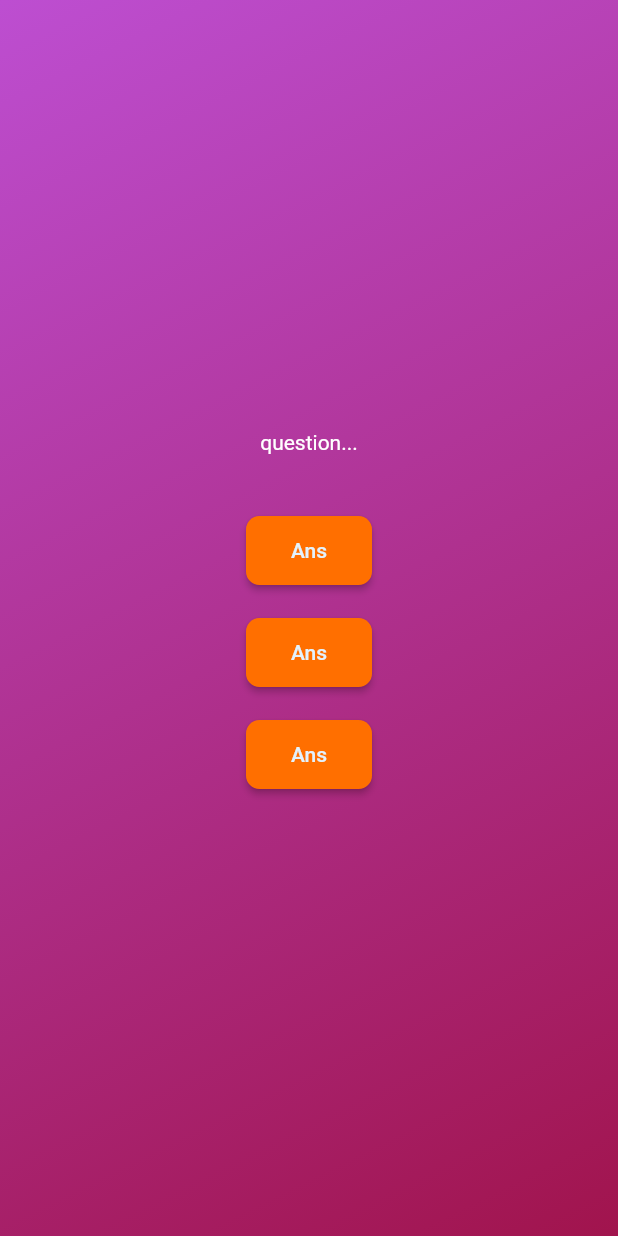
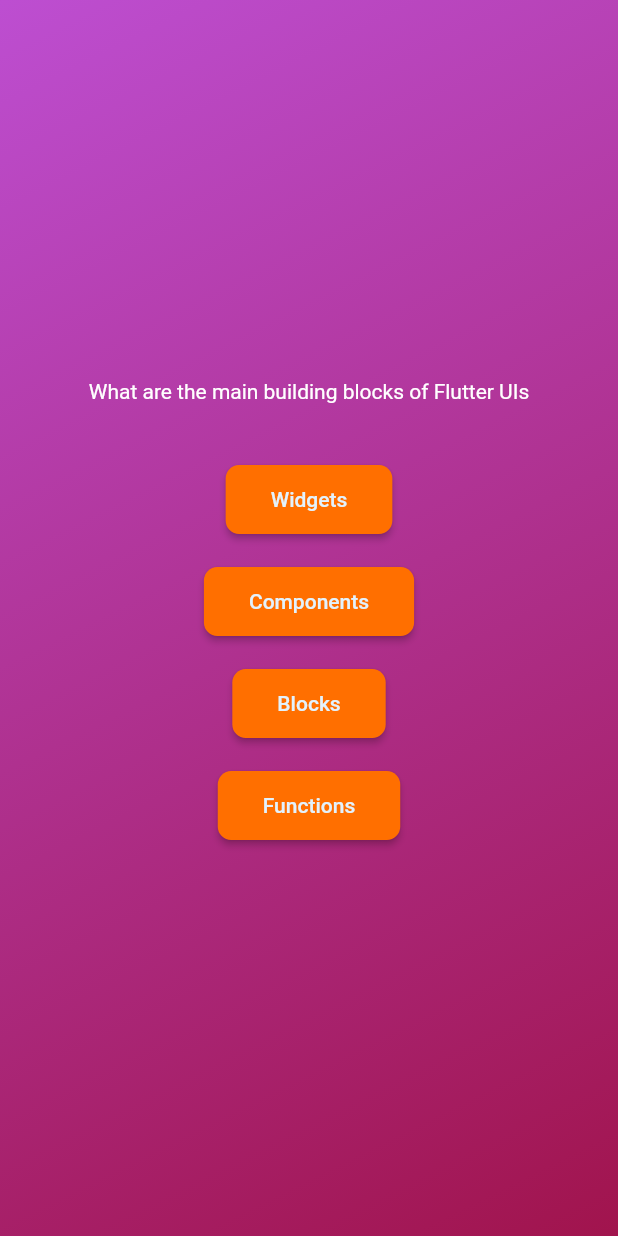
Before and after one commit to NSM722/Flut-Quiz, a Flutter app: the screen it shows after launch, after a tap on "Start Quiz", on a phone screen of 412 x 824 dp. Run offline on Flutter 3.47's test engine with Material 2 defaults, Android fonts, the phone set to English and light mode, and no system bars.

Commit message:
refactor: Lists and Objects
access list elements and object properties

```diff
--- a/lib/questions_screen.dart
+++ b/lib/questions_screen.dart
@@ -1,5 +1,6 @@
+import 'package:adv_quiz_app/data/questions.dart';
 import 'package:flutter/material.dart';
-import 'package:flutter/widgets.dart';
+import 'package:adv_quiz_app/models/quiz_question.dart';
 import 'package:adv_quiz_app/answer_button.dart';
 
 class QuestionsScreen extends StatefulWidget {
@@ -13,14 +14,16 @@ class QuestionsScreen extends StatefulWidget {
 class _QuestionsScreenState extends State<QuestionsScreen> {
   @override
   Widget build(context) {
+    final currentQuestion = questions[0]; // fetching  the first question
+
     return SizedBox(
       width: double.infinity, // occupy the entire width
       child: Column(
         mainAxisAlignment: MainAxisAlignment.center,
         children: [
-          const Text(
-            'question...',
-            style: TextStyle(
+          Text(
+            currentQuestion.text,
+            style: const TextStyle(
               color: Colors.white,
             ),
           ),
@@ -28,15 +31,19 @@ class _QuestionsScreenState extends State<QuestionsScreen> {
             height: 30,
           ),
           AnswerButton(
-            answerText: 'Ans',
+            answerText: currentQuestion.answers[0],
             onPress: () {},
           ),
           AnswerButton(
-            answerText: 'Ans',
+            answerText: currentQuestion.answers[1],
             onPress: () {},
           ),
           AnswerButton(
-            answerText: 'Ans',
+            answerText: currentQuestion.answers[2],
+            onPress: () {},
+          ),
+          AnswerButton(
+            answerText: currentQuestion.answers[3],
             onPress: () {},
           ),
         ],
```
